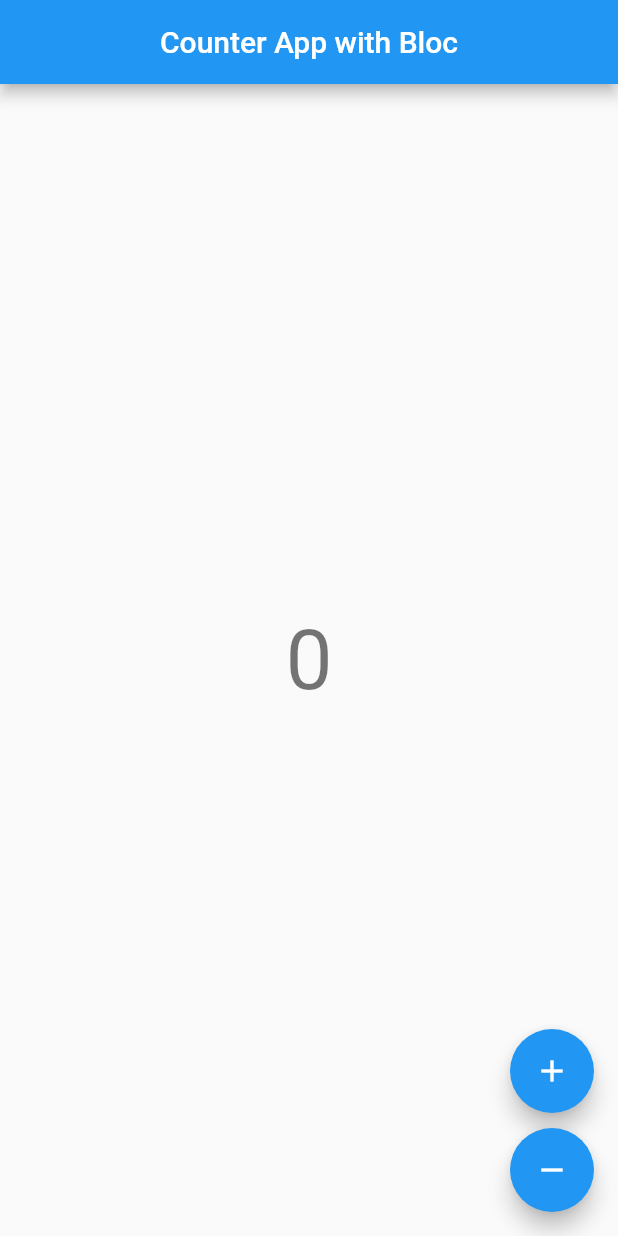
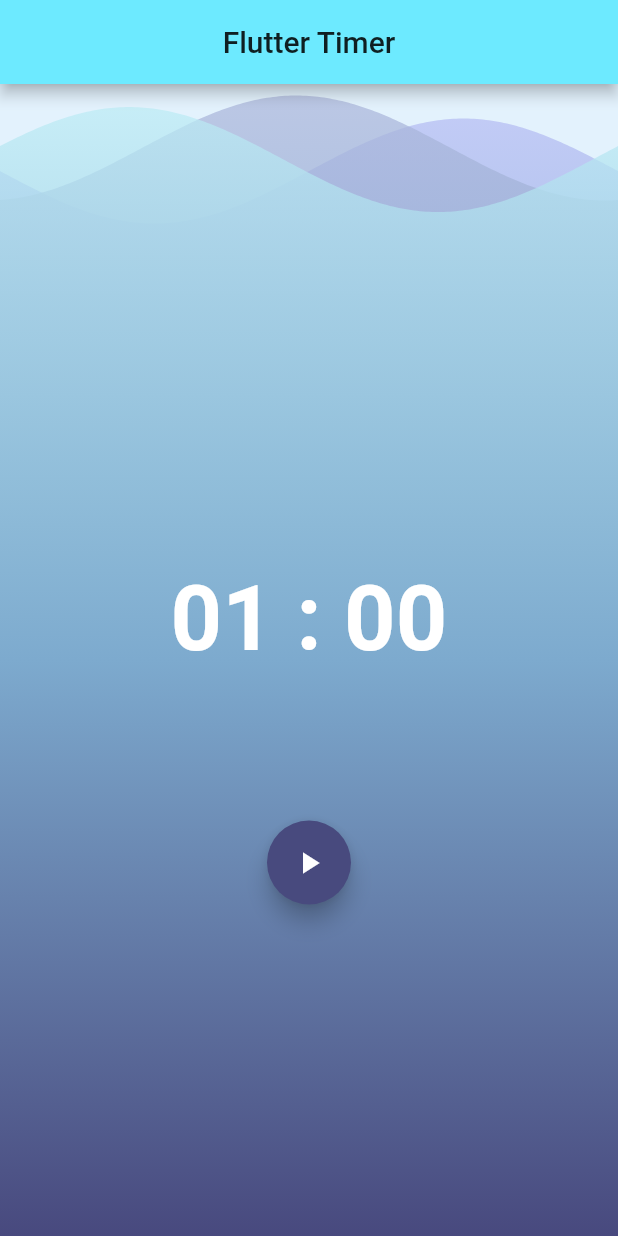
Before and after one commit to Mitchel-jf/state-management, a Flutter app: the screen it shows after launch, on a phone screen of 412 x 824 dp. Run offline on Flutter 3.47's test engine with Material 2 defaults, Android fonts, the phone set to English and light mode, and no system bars; drawn by our look-alikes of wave; our stand-ins replace bloc, equatable, flutter_bloc.

Commit message:
completed timer app tutorial

```diff
--- a/lib/counter app/tutorial/main2.dart
+++ b/lib/counter app/tutorial/main.dart
@@ -1,11 +1,11 @@
 import 'package:bloc/bloc.dart';
 import 'package:flutter/material.dart';
-import 'package:state_management/counter%20app/tutorial/counter_observer.dart';
 
+import 'counter_observer.dart';
 import 'counter_page.dart';
 
 void main() {
-  // Bloc.observer = CounterObserver();
+  Bloc.observer = CounterObserver();
   runApp(CounterApp());
 }
 
--- /dev/null
+++ b/lib/timer app/tutorial/actions_widget.dart
@@ -0,0 +1,53 @@
+import 'package:flutter/material.dart';
+import 'package:flutter_bloc/flutter_bloc.dart';
+
+import 'bloc/timer_bloc.dart';
+
+class ActionsWidget extends StatelessWidget {
+  @override
+  Widget build(BuildContext context) {
+    return Row(
+      mainAxisAlignment: MainAxisAlignment.spaceEvenly,
+      children: _mapStateToActionButtons(
+        timerBloc: BlocProvider.of<TimerBloc>(context),
+      ),
+    );
+  }
+
+  List<Widget> _mapStateToActionButtons({TimerBloc timerBloc}) {
+    final TimerState currentState = timerBloc.state;
+    final resetTimer = FloatingActionButton(
+      child: Icon(Icons.replay),
+      onPressed: () => timerBloc.add(TimerReset()),
+    );
+    if (currentState is TimerInitial)
+      return [
+        FloatingActionButton(
+          child: Icon(Icons.play_arrow),
+          onPressed: () => timerBloc.add(
+            TimerStarted(duration: currentState.duration),
+          ),
+        )
+      ];
+    else if (currentState is TimerRunInProgress)
+      return [
+        FloatingActionButton(
+          child: Icon(Icons.pause),
+          onPressed: () => timerBloc.add(TimerPaused()),
+        ),
+        resetTimer,
+      ];
+    else if (currentState is TimerRunPause)
+      return [
+        FloatingActionButton(
+          child: Icon(Icons.play_arrow),
+          onPressed: () => timerBloc.add(TimerResumed()),
+        ),
+        resetTimer,
+      ];
+    else if (currentState is TimerRunComplete)
+      return [resetTimer];
+    else
+      return [];
+  }
+}
--- /dev/null
+++ b/lib/timer app/tutorial/background_widget.dart
@@ -0,0 +1,37 @@
+import 'package:flutter/material.dart';
+import 'package:wave/config.dart';
+import 'package:wave/wave.dart';
+
+class BackgroundWidget extends StatelessWidget {
+  @override
+  Widget build(BuildContext context) {
+    return WaveWidget(
+      config: CustomConfig(
+        gradients: [
+          [
+            Color.fromRGBO(72, 74, 126, 1),
+            Color.fromRGBO(125, 170, 206, 1),
+            Color.fromRGBO(184, 189, 245, 0.7)
+          ],
+          [
+            Color.fromRGBO(72, 74, 126, 1),
+            Color.fromRGBO(125, 170, 206, 1),
+            Color.fromRGBO(172, 182, 219, 0.7)
+          ],
+          [
+            Color.fromRGBO(72, 73, 126, 1),
+            Color.fromRGBO(125, 170, 206, 1),
+            Color.fromRGBO(190, 238, 246, 0.7)
+          ],
+        ],
+        durations: [19440, 10800, 6000],
+        heightPercentages: [0.03, 0.01, 0.02],
+        gradientBegin: Alignment.bottomCenter,
+        gradientEnd: Alignment.topCenter,
+      ),
+      size: Size(double.infinity, double.infinity),
+      waveAmplitude: 25,
+      backgroundColor: Colors.blue[50],
+    );
+  }
+}
--- /dev/null
+++ b/lib/timer app/tutorial/bloc/timer_bloc.dart
@@ -0,0 +1,72 @@
+import 'dart:async';
+
+import 'package:bloc/bloc.dart';
+import 'package:equatable/equatable.dart';
+import 'package:flutter/material.dart';
+
+import '../ticker.dart';
+
+part 'timer_event.dart';
+part 'timer_state.dart';
+
+class TimerBloc extends Bloc<TimerEvent, TimerState> {
+  final Ticker _ticker;
+  static const int _duration = 60;
+
+  StreamSubscription<int> _tickerSubscription;
+
+  TimerBloc({@required Ticker ticker})
+      : _ticker = ticker,
+        // assert(_ticker != null),
+        super(TimerInitial(_duration));
+
+  @override
+  Stream<TimerState> mapEventToState(TimerEvent event) async* {
+    if (event is TimerStarted)
+      yield* _mapTimerStartedToState(event);
+    else if (event is TimerPaused)
+      yield* _mapTimerPausedToState(event);
+    else if (event is TimerResumed)
+      yield* _mapTimerResumedToState(event);
+    else if (event is TimerReset)
+      yield* _mapTimerResetToState(event);
+    else if (event is TimerTicked) yield* _mapTimerTickedToState(event);
+  }
+
+  @override
+  close() {
+    _tickerSubscription?.cancel();
+    return super.close();
+  }
+
+  Stream<TimerState> _mapTimerStartedToState(TimerStarted start) async* {
+    yield TimerRunInProgress(start.duration);
+    _tickerSubscription?.cancel();
+    _tickerSubscription = _ticker
+        .tick(ticks: start.duration)
+        .listen((duration) => add(TimerTicked(duration: duration)));
+  }
+
+  Stream<TimerState> _mapTimerPausedToState(TimerPaused paused) async* {
+    if (state is TimerRunInProgress) _tickerSubscription?.pause();
+    yield TimerRunPause(state.duration);
+  }
+
+  Stream<TimerState> _mapTimerResumedToState(TimerResumed resume) async* {
+    if (state is TimerRunPause) _tickerSubscription?.resume();
+    yield TimerRunInProgress(state.duration);
+  }
+
+  Stream<TimerState> _mapTimerResetToState(TimerReset reset) async* {
+    _tickerSubscription?.cancel();
+    yield TimerInitial(_duration);
+  }
+
+  Stream<TimerState> _mapTimerTickedToState(TimerTicked tick) async* {
+    yield tick.duration > 0
+        ? TimerRunInProgress(tick.duration)
+        : TimerRunComplete();
+  }
+}
+
+// for Udo: https://colorlib.com/wp/templates
--- /dev/null
+++ b/lib/timer app/tutorial/bloc/timer_event.dart
@@ -0,0 +1,54 @@
+part of 'timer_bloc.dart';
+
+/// ### Our [TimerBloc] will need to know how to process the following events:
+///
+/// [TimerStarted] — informs the TimerBloc that the timer should be started.
+///
+/// [TimerPaused] — informs the TimerBloc that the timer should be paused.
+///
+/// [TimerResumed] — informs the TimerBloc that the timer should be resumed.
+///
+/// [TimerReset] — informs the TimerBloc that the timer should be reset to the original state.
+///
+/// [TimerTicked] — informs the TimerBloc that a tick has occurred and that it needs to update its state accordingly.
+
+abstract class TimerEvent extends Equatable {
+  const TimerEvent();
+
+  @override
+  List<Object> get props => [];
+}
+
+/// [TimerStarted] — informs the TimerBloc that the timer should be started.
+class TimerStarted extends TimerEvent {
+  final int duration;
+
+  const TimerStarted({@required this.duration});
+
+  @override
+  String toString() => 'TimerStarted { duration $duration }';
+}
+
+/// [TimerPaused] — informs the TimerBloc that the timer should be paused.
+class TimerPaused extends TimerEvent {}
+
+/// [TimerResumed] — informs the TimerBloc that the timer should be resumed.
+class TimerResumed extends TimerEvent {}
+
+/// [TimerReset] — informs the TimerBloc that the timer should be
+/// reset to the original state.
+class TimerReset extends TimerEvent {}
+
+/// [TimerTicked] — informs the TimerBloc that a tick has occurred
+/// and that it needs to update its state accordingly.
+class TimerTicked extends TimerEvent {
+  final int duration;
+
+  const TimerTicked({@required this.duration});
+
+  @override
+  String toString() => 'TimerTicked { duration $duration }';
+
+  @override
+  List<Object> get props => [duration];
+}
--- /dev/null
+++ b/lib/timer app/tutorial/bloc/timer_state.dart
@@ -0,0 +1,73 @@
+part of 'timer_bloc.dart';
+
+/// ### Our [TimerBloc] state can be one of the following:
+///
+/// [TimerInitial] — ready to start counting down from the specified duration.
+///
+/// [TimerRunInProgress] — actively counting down from the specified duration.
+///
+/// [TimerRunPause] — paused at some remaining duration.
+///
+/// [TimerRunComplete] — completed with a remaining duration of 0.
+///
+/// ### Each of these states will have an implication on what the user sees. For example:
+///
+/// if the state is [TimerInitial] the user will be able to start the timer.
+///
+/// if the state is [TimerRunInProgress] the user will be able to pause
+/// and reset the timer as well as see the remaining duration.
+///
+/// if the state is [TimerRunPause] the user will
+/// be able to resume the timer and reset the timer.
+///
+/// if the state is [TimerRunComplete] the user will be able to reset the timer.
+
+abstract class TimerState extends Equatable {
+  final int duration;
+  const TimerState(this.duration);
+
+  @override
+  List<Object> get props => [duration];
+}
+
+/// [TimerInitial] — ready to start counting down from the specified duration.
+///
+/// if the state is [TimerInitial] the user will be able to start the timer.
+class TimerInitial extends TimerState {
+  TimerInitial(int duration) : super(duration);
+
+  @override
+  String toString() => 'TimerInitial { duration: $duration }';
+}
+
+/// [TimerRunPause] — paused at some remaining duration.
+///
+/// if the state is [TimerRunPause] the user will
+/// be able to resume the timer and reset the timer.
+class TimerRunPause extends TimerState {
+  TimerRunPause(int duration) : super(duration);
+
+  @override
+  String toString() => 'TimerRunPause { duration: $duration }';
+}
+
+/// [TimerRunInProgress] — actively counting down from the specified duration.
+///
+/// if the state is [TimerRunInProgress] the user will be able to pause
+/// and reset the timer as well as see the remaining duration.
+class TimerRunInProgress extends TimerState {
+  TimerRunInProgress(int duration) : super(duration);
+
+  @override
+  String toString() => 'TimerRunInProgress { duration: $duration }';
+}
+
+/// [TimerRunComplete] — completed with a remaining duration of 0.
+///
+/// if the state is [TimerRunComplete] the user will be able to reset the timer.
+class TimerRunComplete extends TimerState {
+  TimerRunComplete() : super(0);
+
+  @override
+  String toString() => 'TimerRunComplete { duration: $duration }';
+}
--- /dev/null
+++ b/lib/timer app/tutorial/main.dart
@@ -0,0 +1,26 @@
+import 'package:flutter/material.dart';
+import 'package:flutter_bloc/flutter_bloc.dart';
+import 'package:state_management/timer%20app/tutorial/bloc/timer_bloc.dart';
+import 'package:state_management/timer%20app/tutorial/ticker.dart';
+
+import 'timer_widget.dart';
+
+main() => runApp(MyApp());
+
+class MyApp extends StatelessWidget {
+  @override
+  Widget build(BuildContext context) {
+    return MaterialApp(
+      theme: ThemeData(
+        primaryColor: Color.fromRGBO(109, 234, 255, 1),
+        accentColor: Color.fromRGBO(72, 74, 126, 1),
+        brightness: Brightness.dark,
+      ),
+      title: 'Flutter Timer',
+      home: BlocProvider(
+        create: (_) => TimerBloc(ticker: Ticker()),
+        child: Timer(),
+      ),
+    );
+  }
+}
--- /dev/null
+++ b/lib/timer app/tutorial/ticker.dart
@@ -0,0 +1,11 @@
+import 'dart:async';
+
+///All our Ticker class does is expose a tick function
+///which takes the number of ticks (seconds) we want and
+///returns a stream which emits the remaining seconds every second.
+class Ticker {
+  Stream<int> tick({int ticks}) {
+    return Stream.periodic(Duration(seconds: 1), (x) => ticks - x - 1)
+        .take(ticks);
+  }
+}
--- /dev/null
+++ b/lib/timer app/tutorial/timer_widget.dart
@@ -0,0 +1,62 @@
+import 'package:flutter/material.dart';
+import 'package:flutter_bloc/flutter_bloc.dart';
+import 'package:state_management/timer%20app/tutorial/background_widget.dart';
+
+import 'actions_widget.dart';
+import 'bloc/timer_bloc.dart';
+
+class Timer extends StatelessWidget {
+  static const timerTextStyle = TextStyle(
+    fontSize: 60,
+    fontWeight: FontWeight.bold,
+  );
+
+  @override
+  Widget build(BuildContext context) {
+    return Scaffold(
+      appBar: AppBar(
+        centerTitle: true,
+        title: Text('Flutter Timer'),
+      ),
+      body: Stack(
+        children: [
+          BackgroundWidget(),
+          Column(
+            mainAxisAlignment: MainAxisAlignment.center,
+            crossAxisAlignment: CrossAxisAlignment.center,
+            children: [
+              Padding(
+                padding: EdgeInsets.symmetric(vertical: 100.0),
+                child: Center(
+                  child: BlocBuilder<TimerBloc, TimerState>(
+                    builder: (context, state) {
+                      final minutestr = ((state.duration / 60) % 60)
+                          .floor()
+                          .toString()
+                          .padLeft(2, '0');
+
+                      final secondstr = (state.duration % 60)
+                          .floor()
+                          .toString()
+                          .padLeft(2, '0');
+
+                      return Text(
+                        '$minutestr : $secondstr',
+                        style: timerTextStyle,
+                      );
+                    },
+                  ),
+                ),
+              ),
+              BlocBuilder<TimerBloc, TimerState>(
+                buildWhen: (previousState, currentState) =>
+                    currentState.runtimeType != previousState.runtimeType,
+                builder: (context, state) => ActionsWidget(),
+              ),
+            ],
+          ),
+        ],
+      ),
+    );
+  }
+}
--- a/pubspec.yaml
+++ b/pubspec.yaml
@@ -30,6 +30,8 @@ dependencies:
   cupertino_icons: ^0.1.3
   bloc: ^6.0.1
   flutter_bloc: ^6.0.1
+  equatable: ^1.2.0
+  wave: ^0.0.8
   provider: ^4.3.1
 
 dev_dependencies:
```
Also changed, not shown: pubspec.lock, 1 other file.
